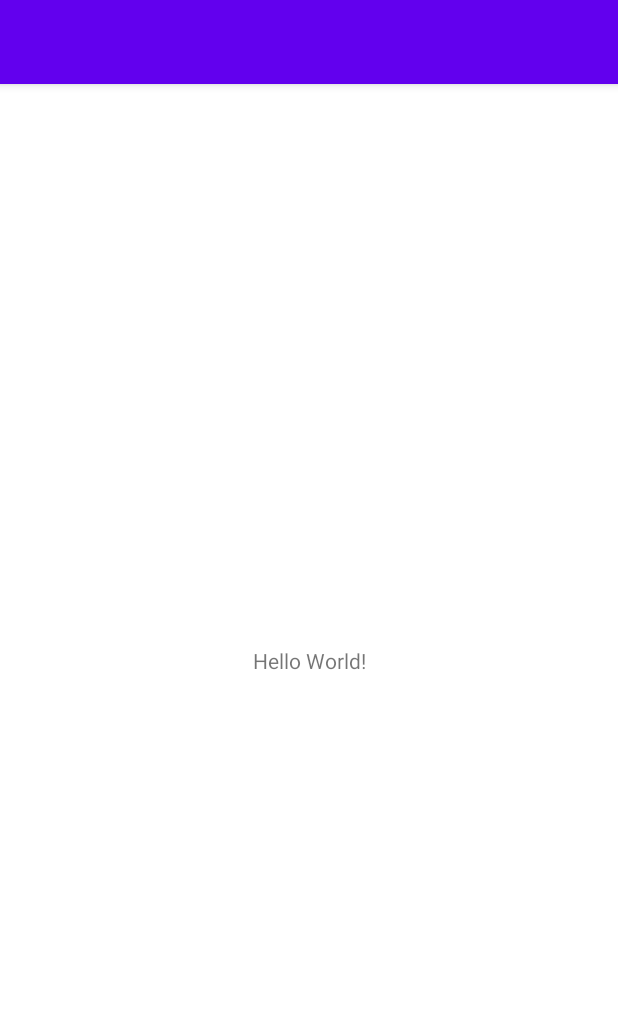
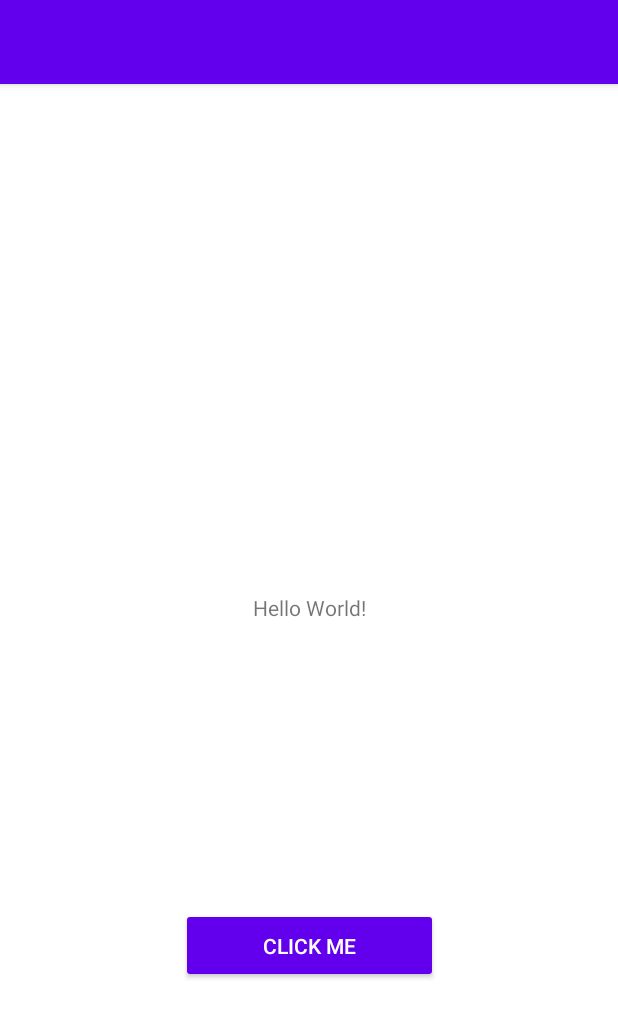
Before and after one commit to nourromeo/SmallAndroidsApps, an Android app: the screen it shows after launch (MainActivity), on a phone screen of 412 x 824 dp. Shown: the top 1018 px of the screen. Run offline under Robolectric (Android 15) with nearby library versions, the phone set to English and light mode, and no system bars.

Commit message:
added button

```diff
--- a/labb1/app/src/main/res/layout/activity_main.xml
+++ b/labb1/app/src/main/res/layout/activity_main.xml
@@ -7,12 +7,28 @@
     tools:context=".MainActivity">
 
     <TextView
+        android:id="@+id/textView"
         android:layout_width="wrap_content"
         android:layout_height="wrap_content"
         android:text="Hello World!"
         app:layout_constraintBottom_toBottomOf="parent"
         app:layout_constraintLeft_toLeftOf="parent"
         app:layout_constraintRight_toRightOf="parent"
-        app:layout_constraintTop_toTopOf="parent" />
+        app:layout_constraintTop_toTopOf="parent"
+        app:layout_constraintVertical_bias="0.453" />
+
+
+    <Button
+        android:id="@+id/button4"
+        style="@style/Widget.AppCompat.Button"
+        android:layout_width="171dp"
+        android:layout_height="50dp"
+        android:text="Click Me"
+        app:layout_constraintBottom_toBottomOf="parent"
+        app:layout_constraintEnd_toEndOf="parent"
+        app:layout_constraintStart_toStartOf="parent"
+        app:layout_constraintTop_toTopOf="parent"
+        app:layout_constraintVertical_bias="0.765" />
+
 
 </androidx.constraintlayout.widget.ConstraintLayout>
```
